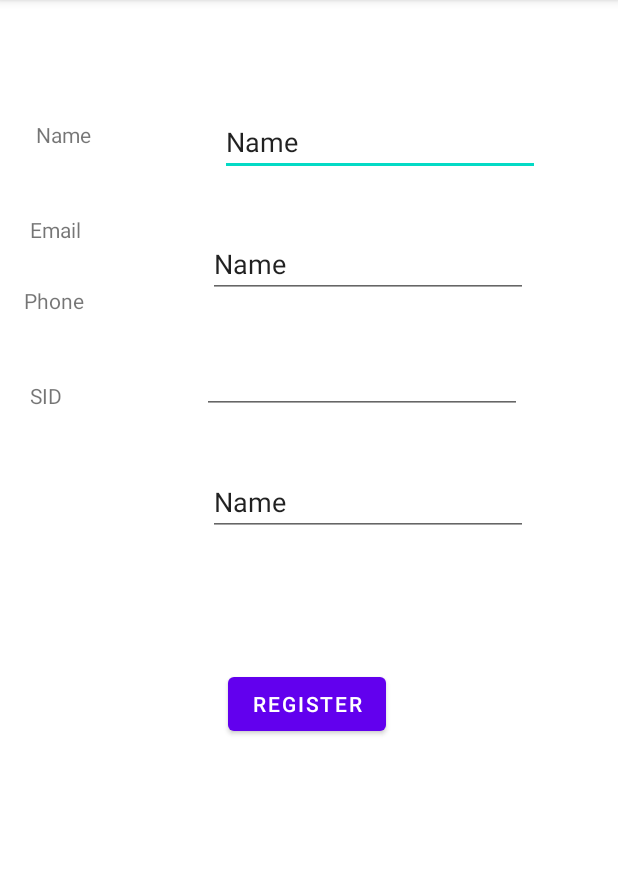
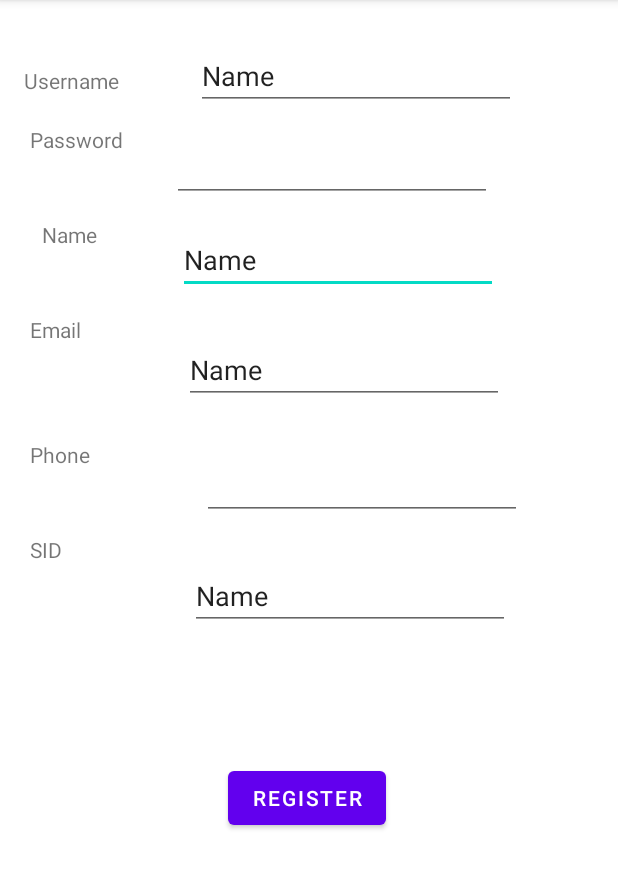
Before and after one commit to gigajet/ebank, an Android app: the screen it shows after launch (CounsellorRegisterActivity), after a tap on "REGISTER", on a phone screen of 412 x 824 dp, the part 84-973 px from its top. Run offline under Robolectric (Android 15) with nearby library versions, the light colour scheme and no system bars; our stand-ins replace Firebase (no records; nobody signed in at launch, a user with empty details on screens opened directly).

Commit message:
changed DB scheme. register upgraded

```diff
--- a/app/src/main/java/nnhl/project/ebank/Const.java
+++ b/app/src/main/java/nnhl/project/ebank/Const.java
@@ -4,17 +4,19 @@ public class Const {
     //FirebaseDatabase.getInstance(DB_URL); <- do not leave null here because not us-central1
     public static final String DB_URL="https://snhl-bank-default-rtdb.asia-southeast1.firebasedatabase.app";
     public static final String TBL_counsellors="Counsellors";
+    public static final String TBL_SID="SID";
     /*
     DB Scheme:
-        Counsellors
-        |
-        |-- SID 1 (not registered)
-        |
-        |
-        |-- SID 2
-             |--- name
-             |--- phone
-             |--- email
+     --SID
+        |- sid1
+        |- sid2
+     --Counsellors
+        |-- username1
+        |-- username2
+        |       |- name
+        |       |- password
+        |       |- phone
+        |       |- email
 
      */
 }
--- a/app/src/main/java/nnhl/project/ebank/CounsellorRegisterActivity.java
+++ b/app/src/main/java/nnhl/project/ebank/CounsellorRegisterActivity.java
@@ -12,7 +12,7 @@ import com.google.firebase.FirebaseApp;
 
 public class CounsellorRegisterActivity extends AppCompatActivity implements ICounsellorRegisterView {
 
-    EditText edPhone, edName, edEmail, edSID;
+    EditText edPhone, edName, edEmail, edSID, edUserName, edPassword;
     ICounsellorRegisterPresenter presenter;
 
     @Override
@@ -22,6 +22,8 @@ public class CounsellorRegisterActivity extends AppCompatActivity implements ICo
         presenter = new CounsellorRegisterPresenter(this);
         setContentView(R.layout.activity_register);
         edPhone=findViewById(R.id.edPhone);
+        edUserName=findViewById(R.id.edUserName);
+        edPassword=findViewById(R.id.edPassword);
         edName=findViewById(R.id.edName);
         edSID=findViewById(R.id.edSID);
         edEmail=findViewById(R.id.edEmail);
@@ -32,8 +34,10 @@ public class CounsellorRegisterActivity extends AppCompatActivity implements ICo
         String name=edName.getText().toString(),
                 email=edEmail.getText().toString(),
                 phone=edPhone.getText().toString(),
-                SID=edSID.getText().toString();
-        presenter.register(name,email,phone,SID);
+                SID=edSID.getText().toString(),
+                user_name=edUserName.getText().toString(),
+                password=edPassword.getText().toString();
+        presenter.register(user_name,name,password,email,phone,SID);
     }
 
     @Override
--- a/app/src/main/java/nnhl/project/ebank/CounsellorRegisterPresenter.java
+++ b/app/src/main/java/nnhl/project/ebank/CounsellorRegisterPresenter.java
@@ -32,22 +32,30 @@ public class CounsellorRegisterPresenter implements ICounsellorRegisterPresenter
     }
 
     @Override
-    public void register(String name, String email, String phone, String SID) {
+    public void register(String username, String name, String password, String email, String phone, String SID) {
         //firebase operations
-        firebase.getReference(Const.TBL_counsellors).child(SID).addValueEventListener(new ValueEventListener() {
+        firebase.getReference(Const.TBL_SID).child(SID).addValueEventListener(new ValueEventListener() {
             @Override
             public void onDataChange(@NonNull @NotNull DataSnapshot snapshot) {
                 if (snapshot.exists() == false) { //SID not exists
                     register_callback(-1, "SID not exists");
                 }
                 else {
+                    firebase.getReference(Const.TBL_counsellors).child(username).addValueEventListener(new ValueEventListener() {
+                        @Override
+                        public void onDataChange(@NonNull @NotNull DataSnapshot snapshot) {
+                            if (snapshot.exists() == true) {
+                                register_callback(-1, "Username existed");
+                            }
+                            else {
                                 //Registered or not is not checked
-                    //New register account with same SID will replace old account
+                                //New register account with username will replace old account
                                 Map<String, Object> map = new HashMap<>();
                                 map.put("name", name);
                                 map.put("email", email);
-                    map.put("phone", phone);
-                    firebase.getReference(Const.TBL_counsellors).child(SID).updateChildren(map)
+                                map.put("password", password);
+                                map.put("phone",phone);
+                                firebase.getReference(Const.TBL_counsellors).child(username).updateChildren(map)
                                         .addOnSuccessListener(new OnSuccessListener<Void>() {
                                             @Override
                                             public void onSuccess(Void unused) {
@@ -68,6 +76,15 @@ public class CounsellorRegisterPresenter implements ICounsellorRegisterPresenter
                             register_callback(-1, "Read cancelled");
                         }
                     });
+
+                }
+            }
+
+            @Override
+            public void onCancelled(@NonNull @NotNull DatabaseError error) {
+                register_callback(-1, "Read cancelled");
+            }
+        });
     }
 
     public void register_callback (int status, String msg) {
--- a/app/src/main/java/nnhl/project/ebank/ICounsellorRegisterPresenter.java
+++ b/app/src/main/java/nnhl/project/ebank/ICounsellorRegisterPresenter.java
@@ -1,6 +1,6 @@
 package nnhl.project.ebank;
 
 public interface ICounsellorRegisterPresenter {
-    void register (String name, String email, String phone, String SID);
+    void register (String username, String name, String password, String email, String phone, String SID);
     void register_callback (int status, String msg);
 }
--- a/app/src/main/res/layout/activity_register.xml
+++ b/app/src/main/res/layout/activity_register.xml
@@ -9,11 +9,11 @@
         android:id="@+id/textView"
         android:layout_width="wrap_content"
         android:layout_height="wrap_content"
-        android:layout_marginStart="24dp"
-        android:layout_marginTop="80dp"
+        android:layout_marginStart="28dp"
+        android:layout_marginTop="44dp"
         android:text="Name"
         app:layout_constraintStart_toStartOf="parent"
-        app:layout_constraintTop_toTopOf="parent" />
+        app:layout_constraintTop_toBottomOf="@+id/textView6" />
 
     <TextView
         android:id="@+id/textView2"
@@ -29,8 +29,8 @@
         android:id="@+id/textView3"
         android:layout_width="wrap_content"
         android:layout_height="wrap_content"
-        android:layout_marginStart="16dp"
-        android:layout_marginTop="28dp"
+        android:layout_marginStart="20dp"
+        android:layout_marginTop="64dp"
         android:text="Phone"
         app:layout_constraintStart_toStartOf="parent"
         app:layout_constraintTop_toBottomOf="@+id/textView2" />
@@ -49,20 +49,20 @@
         android:id="@+id/edName"
         android:layout_width="wrap_content"
         android:layout_height="wrap_content"
-        android:layout_marginTop="72dp"
-        android:layout_marginEnd="52dp"
+        android:layout_marginTop="16dp"
+        android:layout_marginEnd="80dp"
         android:ems="10"
         android:inputType="textPersonName"
         android:text="Name"
         app:layout_constraintEnd_toEndOf="parent"
-        app:layout_constraintTop_toTopOf="parent" />
+        app:layout_constraintTop_toBottomOf="@+id/edPassword" />
 
     <EditText
         android:id="@+id/edEmail"
         android:layout_width="wrap_content"
         android:layout_height="wrap_content"
-        android:layout_marginTop="36dp"
-        android:layout_marginEnd="60dp"
+        android:layout_marginTop="28dp"
+        android:layout_marginEnd="76dp"
         android:ems="10"
         android:inputType="textPersonName"
         android:text="Name"
@@ -73,8 +73,8 @@
         android:id="@+id/edSID"
         android:layout_width="wrap_content"
         android:layout_height="wrap_content"
-        android:layout_marginTop="36dp"
-        android:layout_marginEnd="60dp"
+        android:layout_marginTop="28dp"
+        android:layout_marginEnd="72dp"
         android:ems="10"
         android:inputType="textPersonName"
         android:text="Name"
@@ -103,4 +103,47 @@
         app:layout_constraintStart_toStartOf="parent"
         app:layout_constraintTop_toBottomOf="@+id/edSID" />
 
+    <TextView
+        android:id="@+id/textView5"
+        android:layout_width="wrap_content"
+        android:layout_height="wrap_content"
+        android:layout_marginStart="16dp"
+        android:layout_marginTop="44dp"
+        android:text="Username"
+        app:layout_constraintStart_toStartOf="parent"
+        app:layout_constraintTop_toTopOf="parent" />
+
+    <EditText
+        android:id="@+id/edUserName"
+        android:layout_width="wrap_content"
+        android:layout_height="wrap_content"
+        android:layout_marginTop="28dp"
+        android:layout_marginEnd="68dp"
+        android:ems="10"
+        android:inputType="textPersonName"
+        android:text="Name"
+        app:layout_constraintEnd_toEndOf="parent"
+        app:layout_constraintTop_toTopOf="parent" />
+
+    <EditText
+        android:id="@+id/edPassword"
+        android:layout_width="wrap_content"
+        android:layout_height="wrap_content"
+        android:layout_marginTop="16dp"
+        android:layout_marginEnd="84dp"
+        android:ems="10"
+        android:inputType="textPassword"
+        app:layout_constraintEnd_toEndOf="parent"
+        app:layout_constraintTop_toBottomOf="@+id/edUserName" />
+
+    <TextView
+        android:id="@+id/textView6"
+        android:layout_width="wrap_content"
+        android:layout_height="wrap_content"
+        android:layout_marginStart="20dp"
+        android:layout_marginTop="20dp"
+        android:text="Password"
+        app:layout_constraintStart_toStartOf="parent"
+        app:layout_constraintTop_toBottomOf="@+id/textView5" />
+
 </androidx.constraintlayout.widget.ConstraintLayout>
```
Lines whose indentation alone changed are shown as unchanged.
